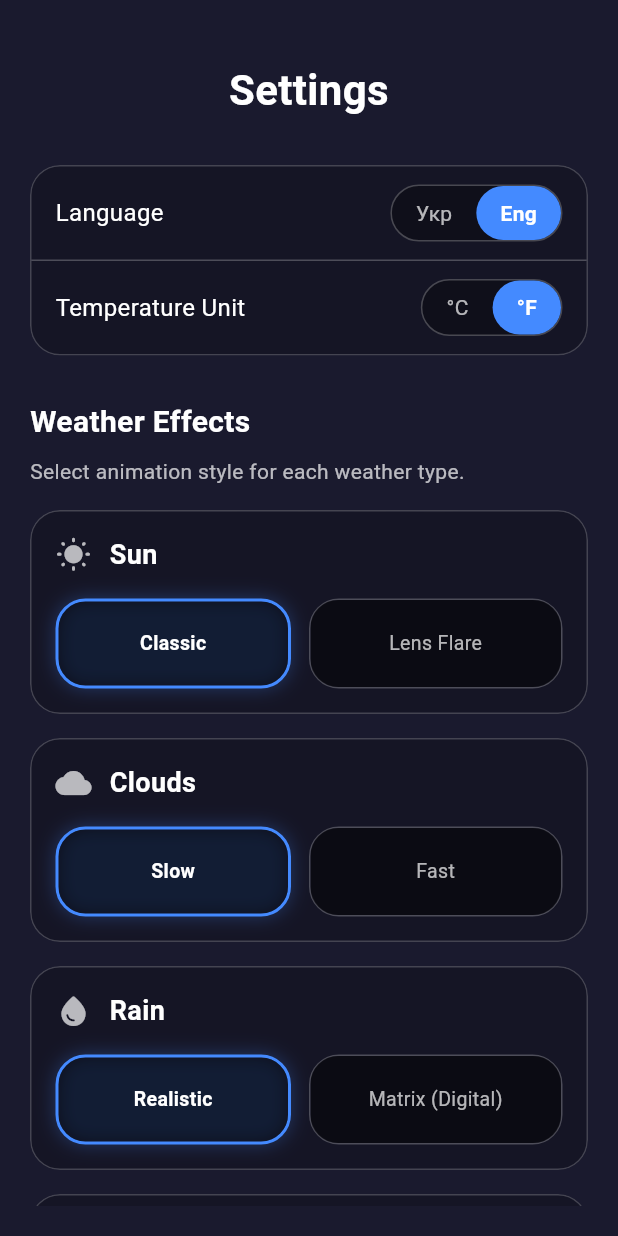
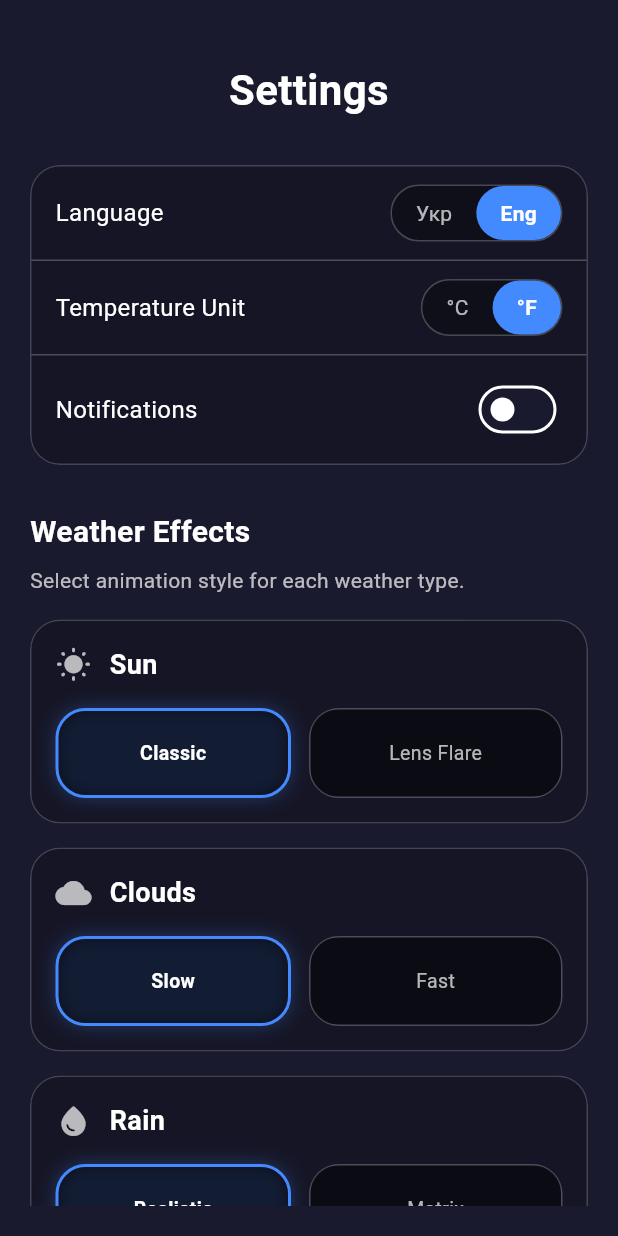
Before and after one commit to Lutvunenko-Dmutro/weather_app, a Flutter app: the SettingsView widget shown alone on an empty page, opened directly with empty values, on a phone screen of 412 x 824 dp. Run offline on Flutter 3.47's test engine with Material 3 defaults, Android fonts, the light colour scheme and no system bars; our stand-ins replace audioplayers, cached_network_image, fl_chart, flutter_local_notifications, geocoding, geolocator and 1 more; missing offline and left inert: flutter_weather_bg_null_safety, workmanager; accounts and stored records are empty; network calls fail; statements that could not run were skipped.

Commit message:
feat: Add notification history and custom alert settings

```diff
--- a/weather_app/lib/main.dart
+++ b/weather_app/lib/main.dart
@@ -1,7 +1,10 @@
 import 'package:flutter/material.dart';
 import 'screens/home_screen.dart';
+import 'services/background_weather_service.dart';
 
-void main() {
+void main() async {
+  WidgetsFlutterBinding.ensureInitialized();
+  await BackgroundWeatherService.init();
   runApp(const WeatherApp());
 }
 
--- a/weather_app/lib/models/weather_model.dart
+++ b/weather_app/lib/models/weather_model.dart
@@ -5,6 +5,7 @@ class WeatherModel {
   final String? translatedCity;
   final String condition;
   final String conditionId;
+  int? get conditionCode => int.tryParse(conditionId);
   final String iconUrl;
   final int rawTemp;
   final int rawTempMin;
--- a/weather_app/lib/screens/settings_view.dart
+++ b/weather_app/lib/screens/settings_view.dart
@@ -1,4 +1,7 @@
 import 'package:flutter/material.dart';
+import '../services/preferences_service.dart';
+import '../services/notification_service.dart';
+import '../services/background_weather_service.dart';
 import '../widgets/settings/settings_glass_card.dart';
 import '../widgets/settings/weather_variant_section.dart';
 
@@ -51,7 +54,13 @@ class SettingsView extends StatelessWidget {
             ),
             const SizedBox(height: 30),
 
-            // ── General preferences ──────────────────────────────────────
+            // ── All Settings Scrollable Area ─────────────────────────────
+            Expanded(
+              child: SingleChildScrollView(
+                physics: const BouncingScrollPhysics(),
+                child: Column(
+                  crossAxisAlignment: CrossAxisAlignment.stretch,
+                  children: [
                     SettingsGlassCard(
                       child: Column(
                         children: [
@@ -76,10 +85,67 @@ class SettingsView extends StatelessWidget {
                               onTap2: () => onUnitChanged(false),
                             ),
                           ),
+                          const Divider(color: Colors.white24, height: 1),
+                          _SettingsRow(
+                            label: _t('Сповіщення', 'Notifications'),
+                            trailing: Switch(
+                              value: PreferencesService.loadNotificationsEnabled(),
+                              activeColor: Colors.blueAccent,
+                              onChanged: (val) async {
+                                if (val) {
+                                  final granted = await NotificationService.requestPermission();
+                                  if (!granted) return;
+                                  await BackgroundWeatherService.schedule(
+                                    lang: currentLang,
+                                    isCelsius: isCelsius,
+                                  );
+                                } else {
+                                  await BackgroundWeatherService.cancel();
+                                }
+                                await PreferencesService.saveNotificationsEnabled(val);
+                                onLanguageChanged(currentLang);
+                              },
+                            ),
+                          ),
+                          if (PreferencesService.loadNotificationsEnabled()) ...[
+                            const Divider(color: Colors.white24, height: 1),
+                            _SettingsRow(
+                              label: _t('  • Дощ / Сніг', '  • Rain / Snow'),
+                              trailing: Switch(
+                                value: PreferencesService.loadNotifyRain(),
+                                activeColor: Colors.blueAccent,
+                                onChanged: (val) async {
+                                  await PreferencesService.saveNotifyRain(val);
+                                  onLanguageChanged(currentLang);
+                                },
+                              ),
+                            ),
+                            _SettingsRow(
+                              label: _t('  • Заморозки (< 0°C)', '  • Freezes (< 0°C)'),
+                              trailing: Switch(
+                                value: PreferencesService.loadNotifyFreeze(),
+                                activeColor: Colors.blueAccent,
+                                onChanged: (val) async {
+                                  await PreferencesService.saveNotifyFreeze(val);
+                                  onLanguageChanged(currentLang);
+                                },
+                              ),
+                            ),
+                            _SettingsRow(
+                              label: _t('  • Регулярні зведення', '  • Regular updates'),
+                              trailing: Switch(
+                                value: PreferencesService.loadNotifyRegular(),
+                                activeColor: Colors.blueAccent,
+                                onChanged: (val) async {
+                                  await PreferencesService.saveNotifyRegular(val);
+                                  onLanguageChanged(currentLang);
+                                },
+                              ),
+                            ),
+                          ],
                         ],
                       ),
                     ),
-
                     const SizedBox(height: 30),
                     Text(
                       _t('Ефекти погоди', 'Weather Effects'),
@@ -98,19 +164,12 @@ class SettingsView extends StatelessWidget {
                       style: const TextStyle(color: Colors.white70, fontSize: 14),
                     ),
                     const SizedBox(height: 16),
-
-            // ── Effect variant sections ──────────────────────────────────
-            Expanded(
-              child: SingleChildScrollView(
-                physics: const BouncingScrollPhysics(),
-                child: Column(
-                  children: [
                     WeatherVariantSection(
                       title: _t('Сонце', 'Sun'),
                       icon: Icons.wb_sunny_rounded,
                       type: 'sun',
                       currentVariant: sunVariant,
-                      options: [_t('Класичне', 'Classic'), _t('З відблисками (Lens Flare)', 'Lens Flare')],
+                      options: [_t('Класичне', 'Classic'), _t('З відблисками', 'Lens Flare')],
                       onVariantChanged: onVariantChanged,
                     ),
                     const SizedBox(height: 16),
@@ -128,7 +187,7 @@ class SettingsView extends StatelessWidget {
                       icon: Icons.water_drop_rounded,
                       type: 'rain',
                       currentVariant: rainVariant,
-                      options: [_t('Реалістичний', 'Realistic'), _t('Матриця (Цифровий)', 'Matrix (Digital)')],
+                      options: [_t('Реалістичний', 'Realistic'), _t('Матриця', 'Matrix')],
                       onVariantChanged: onVariantChanged,
                     ),
                     const SizedBox(height: 16),
@@ -166,7 +225,12 @@ class _SettingsRow extends StatelessWidget {
       child: Row(
         mainAxisAlignment: MainAxisAlignment.spaceBetween,
         children: [
-          Text(label, style: const TextStyle(color: Colors.white, fontSize: 16)),
+          Expanded(
+            child: Text(
+              label,
+              style: const TextStyle(color: Colors.white, fontSize: 16),
+            ),
+          ),
           trailing,
         ],
       ),
--- a/weather_app/lib/services/preferences_service.dart
+++ b/weather_app/lib/services/preferences_service.dart
@@ -1,3 +1,4 @@
+import 'dart:convert';
 import 'package:shared_preferences/shared_preferences.dart';
 
 /// Singleton wrapper around SharedPreferences to avoid repeated getInstance() calls.
@@ -31,4 +32,40 @@ class PreferencesService {
 
   static Future<void> saveVariant(String weatherType, int variant) =>
       _instance.setInt('${weatherType}Variant', variant);
+
+  // ── Notifications ──────────────────────────────────────────────────────────
+
+  static bool loadNotificationsEnabled() {
+    return _instance.getBool('notificationsEnabled') ?? false;
+  }
+
+  static Future<void> saveNotificationsEnabled(bool enabled) =>
+      _instance.setBool('notificationsEnabled', enabled);
+
+  // Custom alert settings
+  static bool loadNotifyRegular() => _instance.getBool('notifyRegular') ?? true;
+  static Future<void> saveNotifyRegular(bool val) => _instance.setBool('notifyRegular', val);
+
+  static bool loadNotifyRain() => _instance.getBool('notifyRain') ?? true;
+  static Future<void> saveNotifyRain(bool val) => _instance.setBool('notifyRain', val);
+
+  static bool loadNotifyFreeze() => _instance.getBool('notifyFreeze') ?? true;
+  static Future<void> saveNotifyFreeze(bool val) => _instance.setBool('notifyFreeze', val);
+
+  // Notification History
+  // Stores a list of JSON strings: [{"time": 169..., "title": "...", "body": "...", "icon": "..."}]
+  static List<Map<String, dynamic>> loadNotificationHistory() {
+    final list = _instance.getStringList('notificationHistory') ?? [];
+    return list.map((e) => jsonDecode(e) as Map<String, dynamic>).toList();
+  }
+
+  static Future<void> saveNotificationToHistory(Map<String, dynamic> notification) async {
+    final history = loadNotificationHistory();
+    history.insert(0, notification); // add to top
+    if (history.length > 50) {
+      history.removeLast(); // keep last 50
+    }
+    final stringList = history.map((e) => jsonEncode(e)).toList();
+    await _instance.setStringList('notificationHistory', stringList);
+  }
 }
--- a/weather_app/pubspec.yaml
+++ b/weather_app/pubspec.yaml
@@ -20,6 +20,8 @@ dependencies:
   audioplayers: ^6.6.0
   geocoding: ^5.0.0
   cached_network_image: ^3.4.1
+  flutter_local_notifications: ^18.0.1
+  workmanager: 0.9.0
 
 dev_dependencies:
   flutter_test:
```
Also changed, not shown: weather_app/lib/screens/home_screen.dart (+6 -3 lines), weather_app/lib/screens/mixins/home_screen_logic.dart (+5 -18 lines), weather_app/lib/screens/notification_history_view.dart (added, +129 -0 lines), weather_app/lib/services/background_weather_service.dart (added, +120 -0 lines), weather_app/lib/services/notification_service.dart (added, +118 -0 lines), weather_app/pubspec.lock, 3 other files. Lines whose indentation alone changed are shown as unchanged.
